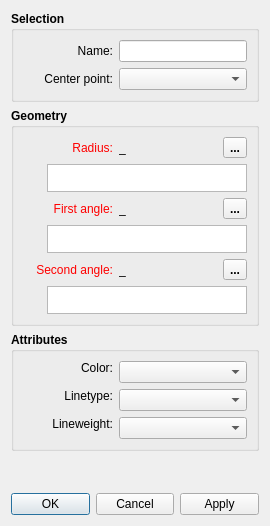
FashionFreedom/Seamly2D, file src/libs/vtools/dialogs/tools/dialogarc.ui: the form before one commit.
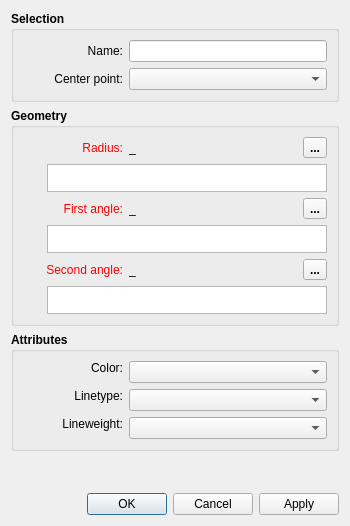
The form after the commit. Icons and pictures are not drawn. Custom widgets are drawn as their Qt base class.

```diff
--- a/src/libs/vtools/dialogs/tools/dialogarc.ui
+++ b/src/libs/vtools/dialogs/tools/dialogarc.ui
@@ -6,7 +6,7 @@
    <rect>
     <x>0</x>
     <y>0</y>
-    <width>270</width>
+    <width>350</width>
     <height>526</height>
    </rect>
   </property>
@@ -59,7 +59,7 @@
          <widget class="QLabel" name="name_Label">
           <property name="minimumSize">
            <size>
-            <width>90</width>
+            <width>100</width>
             <height>0</height>
            </size>
           </property>
@@ -103,7 +103,7 @@
           </property>
           <property name="minimumSize">
            <size>
-            <width>90</width>
+            <width>100</width>
             <height>0</height>
            </size>
           </property>
@@ -181,7 +181,7 @@
           </property>
           <property name="minimumSize">
            <size>
-            <width>90</width>
+            <width>100</width>
             <height>0</height>
            </size>
           </property>
@@ -271,7 +271,7 @@
           </property>
           <property name="sizeHint" stdset="0">
            <size>
-            <width>40</width>
+            <width>10</width>
             <height>20</height>
            </size>
           </property>
@@ -378,7 +378,7 @@
           </property>
           <property name="minimumSize">
            <size>
-            <width>90</width>
+            <width>100</width>
             <height>0</height>
            </size>
           </property>
@@ -468,7 +468,7 @@
           </property>
           <property name="sizeHint" stdset="0">
            <size>
-            <width>40</width>
+            <width>10</width>
             <height>20</height>
            </size>
           </property>
@@ -575,7 +575,7 @@
           </property>
           <property name="minimumSize">
            <size>
-            <width>90</width>
+            <width>100</width>
             <height>0</height>
            </size>
           </property>
@@ -665,7 +665,7 @@
           </property>
           <property name="sizeHint" stdset="0">
            <size>
-            <width>40</width>
+            <width>10</width>
             <height>20</height>
            </size>
           </property>
@@ -797,7 +797,7 @@
           </property>
           <property name="minimumSize">
            <size>
-            <width>90</width>
+            <width>100</width>
             <height>0</height>
            </size>
           </property>
@@ -859,7 +859,7 @@
           </property>
           <property name="minimumSize">
            <size>
-            <width>90</width>
+            <width>100</width>
             <height>0</height>
            </size>
           </property>
@@ -915,7 +915,7 @@
           </property>
           <property name="minimumSize">
            <size>
-            <width>90</width>
+            <width>100</width>
             <height>0</height>
            </size>
           </property>
```
